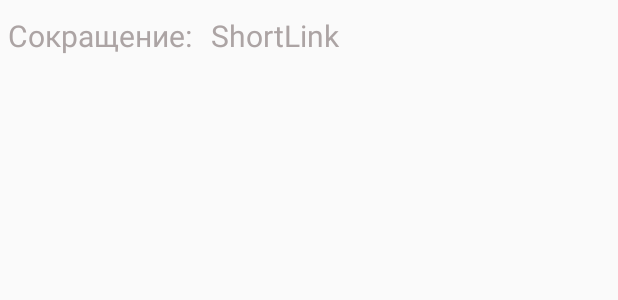
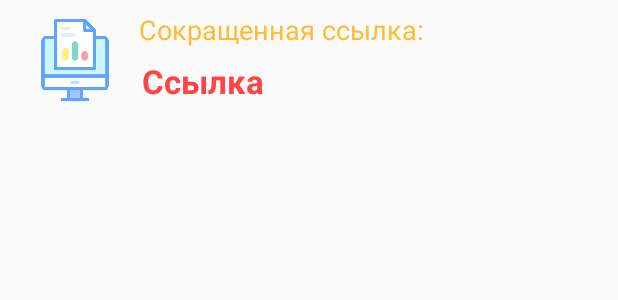
Before and after one commit to saymon-says/ShorterLink, an Android app: the layout list_item.xml on its own in the app's theme, with its tools: preview values and no code run, on a phone screen of 412 x 824 dp. Shown: the top 300 px of the screen. Run offline under Robolectric (Android 15) with nearby library versions, the phone set to English and light mode, and no system bars.

Commit message:
Финальная проверка и визуализация списка

```diff
--- a/app/src/main/res/layout/activity_main.xml
+++ b/app/src/main/res/layout/activity_main.xml
@@ -72,6 +72,8 @@
         android:layout_marginStart="15dp"
         android:layout_marginTop="15dp"
         android:layout_marginEnd="15dp"
+        android:divider="@color/reddivider"
+        android:dividerHeight="@dimen/heightdp"
         app:layout_constraintEnd_toEndOf="parent"
         app:layout_constraintStart_toStartOf="parent"
         app:layout_constraintTop_toBottomOf="@+id/btn" />
--- a/app/src/main/res/layout/list_item.xml
+++ b/app/src/main/res/layout/list_item.xml
@@ -1,48 +1,44 @@
 <?xml version="1.0" encoding="utf-8"?>
-<androidx.constraintlayout.widget.ConstraintLayout xmlns:android="http://schemas.android.com/apk/res/android"
-    xmlns:app="http://schemas.android.com/apk/res-auto"
-    xmlns:tools="http://schemas.android.com/tools"
+<LinearLayout xmlns:android="http://schemas.android.com/apk/res/android"
     android:layout_width="match_parent"
-    android:layout_height="match_parent">
+    android:layout_height="79dp"
+    android:padding="7dp"
+    android:orientation="horizontal"
+    >
 
-<!--    <TextView-->
-<!--        android:id="@+id/link"-->
-<!--        android:layout_width="match_parent"-->
-<!--        android:layout_height="40dp"-->
-<!--        android:layout_marginStart="15dp"-->
-<!--        android:layout_marginTop="10dp"-->
-<!--        android:layout_marginEnd="15dp"-->
-<!--        android:text="Link"-->
-<!--        android:textColor="#ACA4A4"-->
-<!--        android:textSize="20dp"-->
-<!--        app:layout_constraintEnd_toEndOf="parent"-->
-<!--        app:layout_constraintHorizontal_bias="0.0"-->
-<!--        app:layout_constraintStart_toStartOf="parent"-->
-<!--        app:layout_constraintTop_toTopOf="parent" />-->
+    <ImageView
+        android:id="@+id/icon"
+        android:layout_width="65dp"
+        android:layout_height="65dp"
+        android:padding="5dp"
+        android:layout_marginLeft="10dp"
+        android:src="@drawable/computer"
+        />
 
-    <LinearLayout
-        android:layout_width="match_parent"
-        android:layout_height="match_parent"
-        android:orientation="horizontal">
+    <LinearLayout android:layout_width="wrap_content"
+        android:layout_height="wrap_content"
+        android:orientation="vertical">
 
         <TextView
-            android:layout_width="130dp"
-            android:layout_height="30dp"
-            android:layout_marginStart="5dp"
-            android:layout_marginTop="10dp"
-            android:text="Сокращение:"
-            android:textColor="#ACA4A4"
-            android:textSize="20dp" />
-
+            android:id="@+id/link"
+            android:layout_width="wrap_content"
+            android:layout_height="wrap_content"
+            android:text="Сокращенная ссылка:"
+            android:textColor="@android:color/holo_orange_light"
+            android:textSize="18sp"
+            android:layout_marginLeft="10dp"/>
         <TextView
             android:id="@+id/short_link"
-            android:layout_width="match_parent"
-            android:layout_height="30dp"
-            android:text="ShortLink"
-            android:textColor="#ACA4A4"
-            android:layout_marginStart="5dp"
-            android:layout_marginTop="10dp"
-            android:textSize="20dp" />
+            android:layout_width="wrap_content"
+            android:layout_height="wrap_content"
+            android:textSize="22sp"
+            android:text="Ссылка"
+            android:textStyle="bold"
+            android:textAppearance="?android:attr/textAppearanceMedium"
+            android:layout_marginLeft="10dp"
+            android:layout_marginTop="5dp"
+            android:padding="2dp"
+            android:textColor="@android:color/holo_red_light" />
+
     </LinearLayout>
-
-</androidx.constraintlayout.widget.ConstraintLayout>
+</LinearLayout>
--- a/app/src/main/res/values/colors.xml
+++ b/app/src/main/res/values/colors.xml
@@ -3,4 +3,6 @@
     <color name="colorPrimary">#6200EE</color>
     <color name="colorPrimaryDark">#3700B3</color>
     <color name="colorAccent">#03DAC5</color>
+    <color name="reddivider">#FF0000</color>
+    <dimen name="heightdp">2dp</dimen>
 </resources>
```
Also changed, not shown: app/src/main/res/drawable/computer.png (added).
